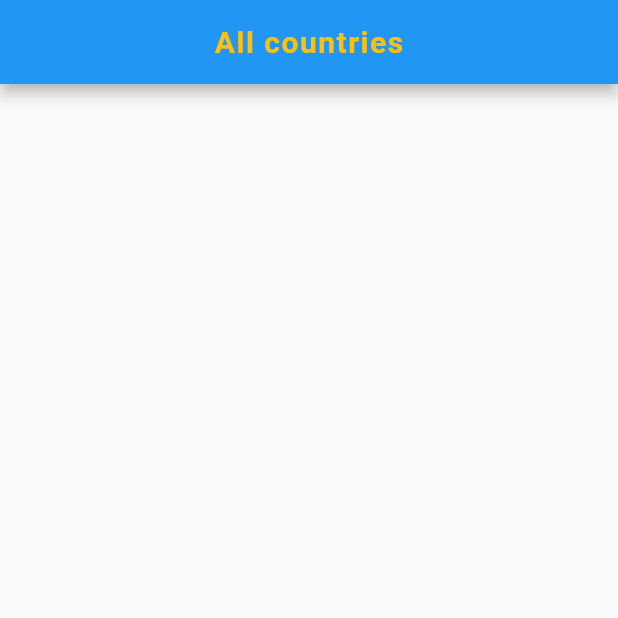
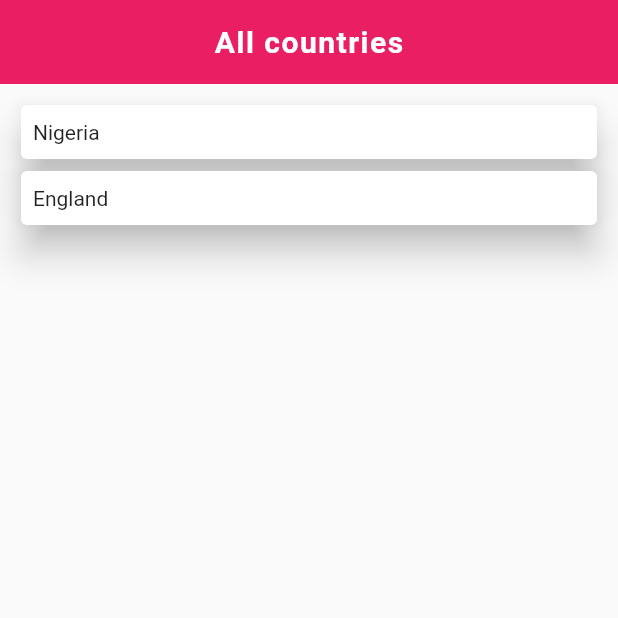
Before and after one commit to michaelovo/Countries_quiz, a Flutter app: the screen it shows after launch, on a phone screen of 412 x 824 dp, the top half of it. Run offline on Flutter 3.47's test engine with Material 2 defaults, Android fonts, the phone set to English and light mode, and no system bars; missing offline and left inert: dart:js.

Commit message:
Added listview and card widget

```diff
--- a/lib/main.dart
+++ b/lib/main.dart
@@ -1,26 +1,8 @@
 import 'package:flutter/material.dart';
+import 'package:country_house/screens/AllCountries.dart';
 
 void main() {
   runApp(new MaterialApp(
     home: AllCountries(),
   ));
 }
-
-class AllCountries extends StatelessWidget {
-  @override
-  Widget build(BuildContext context) {
-    return Scaffold(
-      appBar: AppBar(
-        title: Text(
-          'All countries',
-          style: TextStyle(
-            letterSpacing: 1.0,
-            fontWeight: FontWeight.bold,
-            color: Colors.amber,
-          ),
-        ) ,
-        centerTitle: true,
-      ),
-    );
-  }
-}
--- /dev/null
+++ b/lib/screens/AllCountries.dart
@@ -0,0 +1,63 @@
+import 'dart:js';
+
+import 'package:flutter/material.dart';
+import 'package:flutter/painting.dart';
+import 'package:country_house/screens/Country.dart';
+
+class AllCountries extends StatelessWidget {
+  @override
+  Widget build(BuildContext context) {
+    return Scaffold(
+      appBar: AppBar(
+        backgroundColor: Colors.pink,
+        elevation: 0,
+        title: Text(
+          'All countries',
+          style: TextStyle(
+            letterSpacing: 1.0,
+            fontWeight: FontWeight.bold,
+            color: Colors.white,
+          ),
+        ),
+        centerTitle: true,
+      ),
+      body: Container(
+        padding: EdgeInsets.all(10),
+        child: ListView(children: <Widget>[
+          GestureDetector(
+            onTap: () {
+              Navigator.of(context).push(
+                MaterialPageRoute(
+                  builder: (context) => Country(),
+                ),
+              );
+            },
+            child: Card(
+                elevation: 10,
+                child: Padding(
+                  padding: const EdgeInsets.symmetric(vertical:10.0, horizontal: 8.0),
+                  child: Text('Nigeria'),
+                )
+            ),
+          ),
+          GestureDetector(
+            onTap: () {
+              Navigator.of(context).push(
+                MaterialPageRoute(
+                  builder: (context) => Country(),
+                ),
+              );
+            },
+            child: Card(
+                elevation: 10,
+                child: Padding(
+                  padding: const EdgeInsets.symmetric(vertical:10.0, horizontal: 8.0),
+                  child: Text('England'),
+                )
+            ),
+          ),
+        ],),
+      ),
+    );
+  }
+}
```
Also changed, not shown: lib/screens/Country.dart (added, +21 -0 lines).
